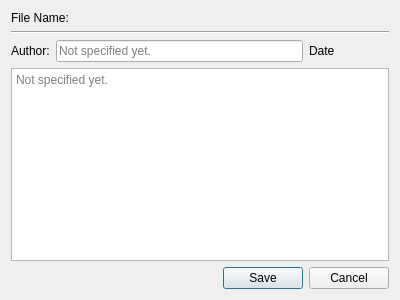
Old version of the form core/info/editFileInfo.ui in the repository KmolYuan/Pyslvs-UI.
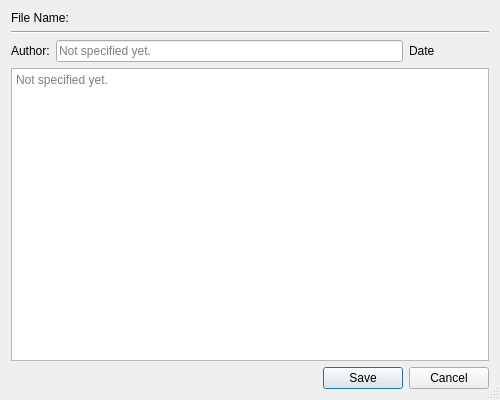
New version of the form. Icons and pictures are not drawn.

The edit to the form file:
```diff
--- a/core/info/editFileInfo.ui
+++ b/core/info/editFileInfo.ui
@@ -9,20 +9,20 @@
    <rect>
     <x>0</x>
     <y>0</y>
-    <width>400</width>
-    <height>300</height>
+    <width>500</width>
+    <height>400</height>
    </rect>
   </property>
   <property name="minimumSize">
    <size>
-    <width>400</width>
-    <height>300</height>
+    <width>351</width>
+    <height>265</height>
    </size>
   </property>
   <property name="maximumSize">
    <size>
-    <width>400</width>
-    <height>300</height>
+    <width>500</width>
+    <height>400</height>
    </size>
   </property>
   <property name="windowTitle">
@@ -36,7 +36,7 @@
    <bool>true</bool>
   </property>
   <property name="sizeGripEnabled">
-   <bool>false</bool>
+   <bool>true</bool>
   </property>
   <property name="modal">
    <bool>true</bool>
```
